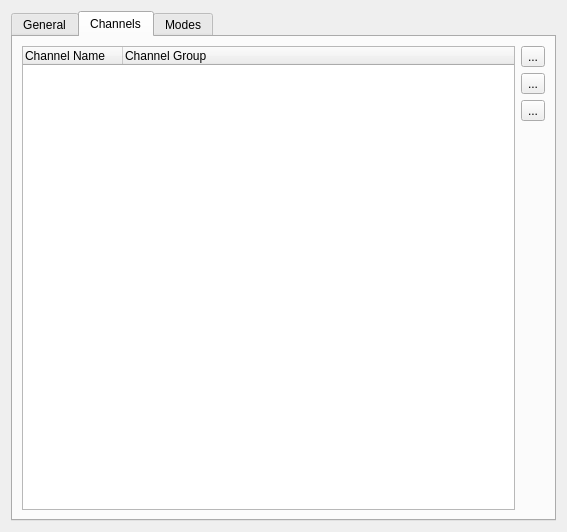
This is branches/qt4/fixtureeditor/fixtureeditor.ui in Bondzio/qlc as Qt 5 draws it before an edit. The edited form follows.
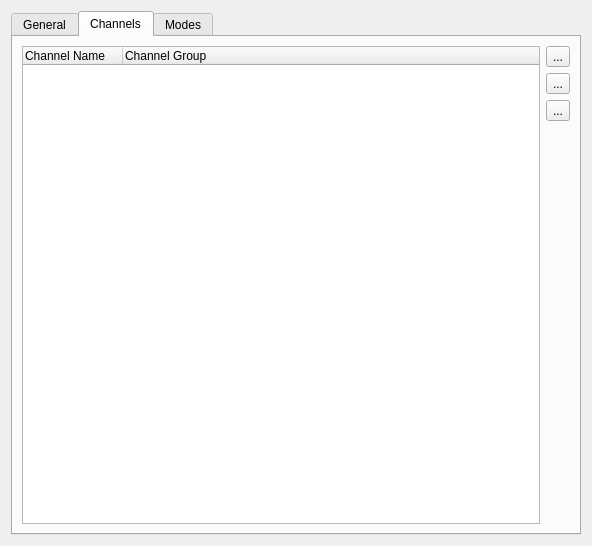
This is the edited form. The open tabs and pages were chosen to show the change.

```diff
--- a/branches/qt4/fixtureeditor/fixtureeditor.ui
+++ b/branches/qt4/fixtureeditor/fixtureeditor.ui
@@ -5,8 +5,8 @@
    <rect>
     <x>0</x>
     <y>0</y>
-    <width>567</width>
-    <height>532</height>
+    <width>592</width>
+    <height>546</height>
    </rect>
   </property>
   <property name="windowTitle" >
@@ -168,12 +168,23 @@
       </layout>
      </widget>
      <widget class="QWidget" name="Channels" >
+      <property name="geometry" >
+       <rect>
+        <x>0</x>
+        <y>0</y>
+        <width>568</width>
+        <height>498</height>
+       </rect>
+      </property>
       <attribute name="title" >
        <string>Channels</string>
       </attribute>
       <layout class="QHBoxLayout" >
        <item>
         <widget class="QTreeWidget" name="m_channelList" >
+         <property name="alternatingRowColors" >
+          <bool>true</bool>
+         </property>
          <property name="rootIsDecorated" >
           <bool>false</bool>
          </property>
@@ -199,6 +210,12 @@
            <property name="text" >
             <string>...</string>
            </property>
+           <property name="iconSize" >
+            <size>
+             <width>26</width>
+             <height>26</height>
+            </size>
+           </property>
           </widget>
          </item>
          <item>
@@ -206,6 +223,12 @@
            <property name="text" >
             <string>...</string>
            </property>
+           <property name="iconSize" >
+            <size>
+             <width>26</width>
+             <height>26</height>
+            </size>
+           </property>
           </widget>
          </item>
          <item>
@@ -213,6 +236,12 @@
            <property name="text" >
             <string>...</string>
            </property>
+           <property name="iconSize" >
+            <size>
+             <width>26</width>
+             <height>26</height>
+            </size>
+           </property>
           </widget>
          </item>
          <item>
```
Left out of the diff: 55 changed lines with no effect on the pictures.
